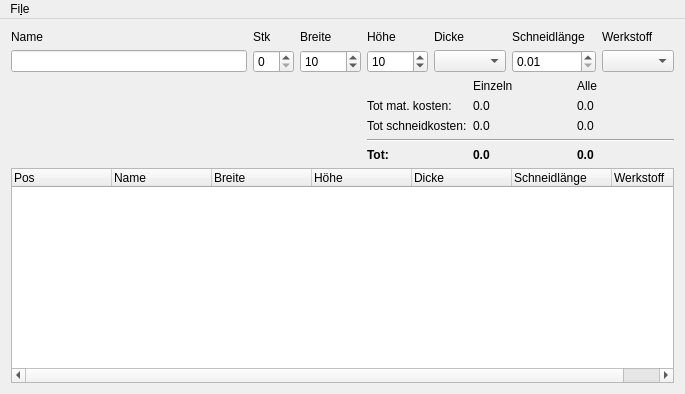
domi4484/ZumMaschine, file SuperCalculator/Source/src/MainWindow.ui: the form before one commit.
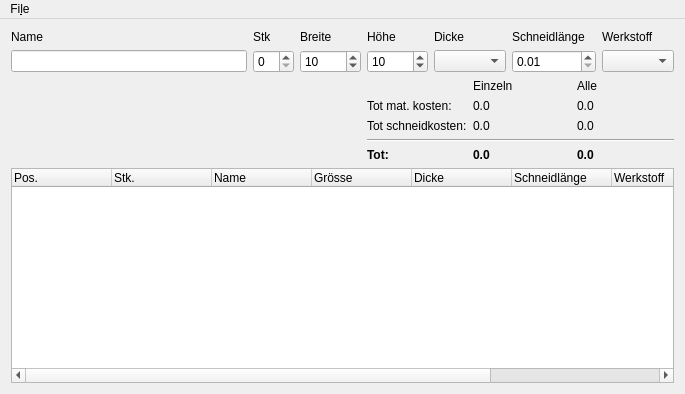
The form after the commit.

```diff
--- a/SuperCalculator/Source/src/MainWindow.ui
+++ b/SuperCalculator/Source/src/MainWindow.ui
@@ -89,7 +89,12 @@
      <widget class="QTreeWidget" name="m_QTreeWidget">
       <column>
        <property name="text">
-        <string>Pos</string>
+        <string>Pos.</string>
+       </property>
+      </column>
+      <column>
+       <property name="text">
+        <string>Stk.</string>
        </property>
       </column>
       <column>
@@ -99,12 +104,7 @@
       </column>
       <column>
        <property name="text">
-        <string>Breite</string>
-       </property>
-      </column>
-      <column>
-       <property name="text">
-        <string>Höhe</string>
+        <string>Grösse</string>
        </property>
       </column>
       <column>
@@ -122,6 +122,16 @@
         <string>Werkstoff</string>
        </property>
       </column>
+      <column>
+       <property name="text">
+        <string>Preis</string>
+       </property>
+      </column>
+      <column>
+       <property name="text">
+        <string>Preis Tot</string>
+       </property>
+      </column>
      </widget>
     </item>
     <item row="1" column="6">
```
